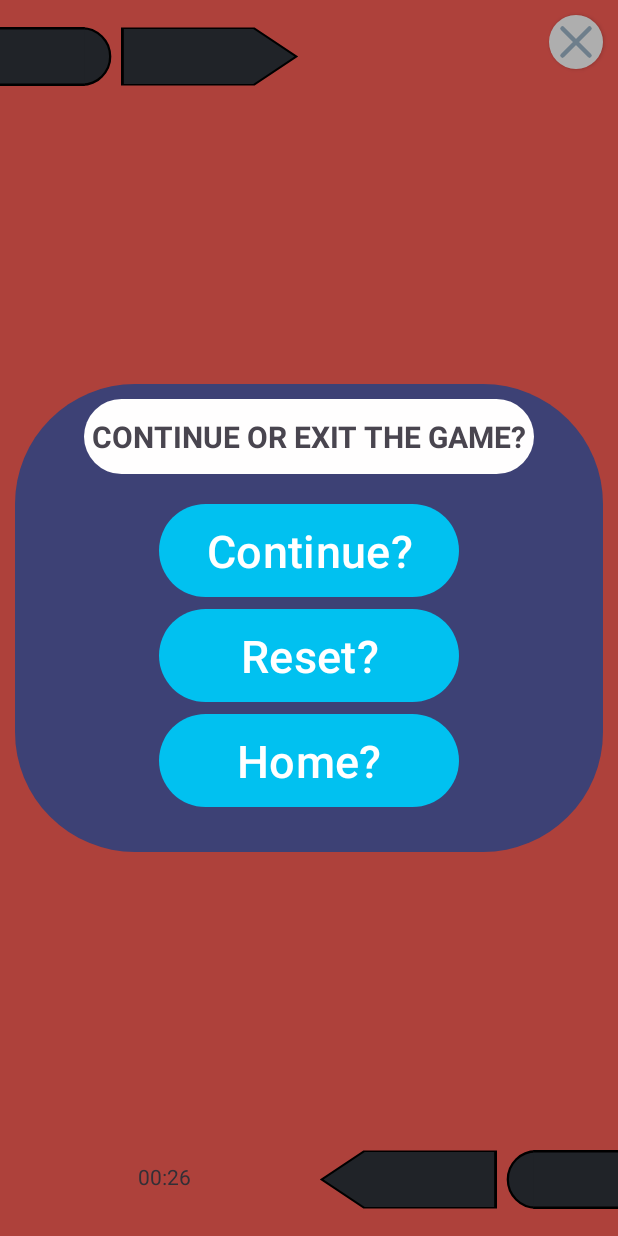
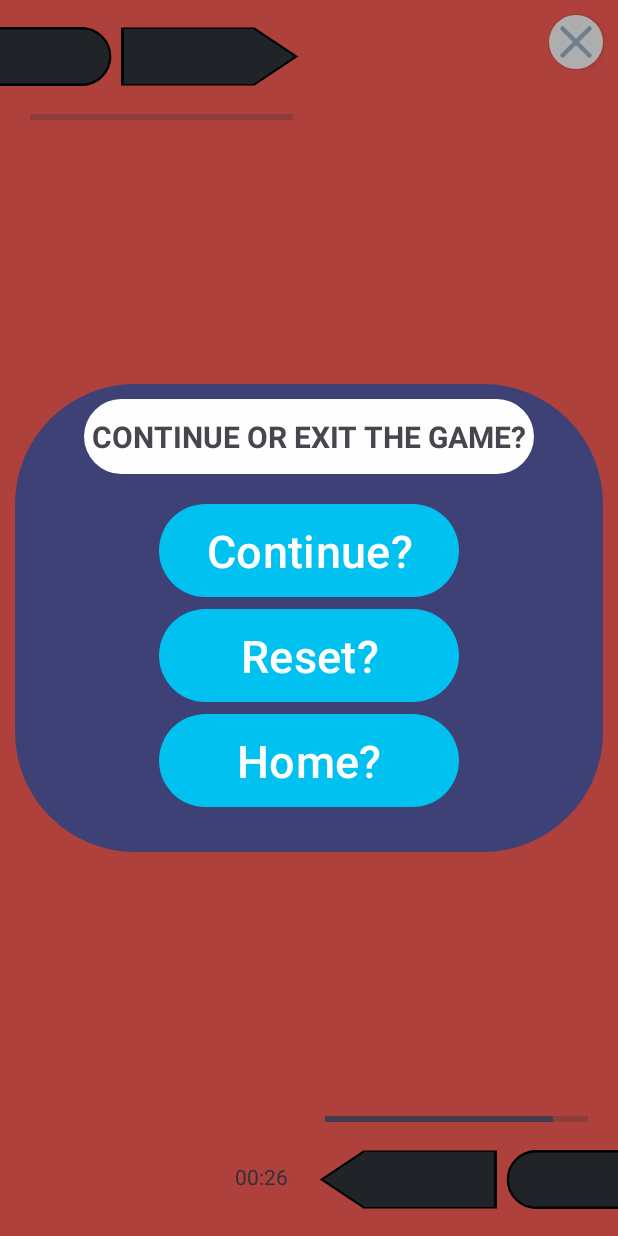
Before and after one commit to Zrini2005/Colour-Conquest, an Android app: the MainActivity3 screen opened directly, with no data from a screen before it, after a tap on an icon or button, on a phone screen of 412 x 824 dp. Run offline under Robolectric (Android 15) with nearby library versions, the phone set to English and light mode, and no system bars; 2 statements that could not run were skipped.

Commit message:
commit 2

```diff
--- a/app/src/main/java/com/example/game/MainActivity2.java
+++ b/app/src/main/java/com/example/game/MainActivity2.java
@@ -413,7 +413,7 @@ public class MainActivity2 extends AppCompatActivity {
 
         TextView textView = new TextView(this);
         RelativeLayout.LayoutParams textLayoutParams = new RelativeLayout.LayoutParams(
-                200, 200
+                200, 215
         );
         Typeface boldTypeface = Typeface.defaultFromStyle(Typeface.BOLD);
         textView.setTypeface(boldTypeface);
--- a/app/src/main/java/com/example/game/MainActivity3.java
+++ b/app/src/main/java/com/example/game/MainActivity3.java
@@ -16,6 +16,7 @@ import android.view.View;
 import android.view.ViewGroup;
 import android.widget.Button;
 import android.widget.GridLayout;
+import android.widget.ProgressBar;
 import android.widget.RelativeLayout;
 import android.widget.TextView;
 
@@ -61,6 +62,9 @@ public class MainActivity3 extends AppCompatActivity {
     private String player1name,player2name;
     private boolean player1firstturn=true;
     private boolean player2firstturn=true;
+    private ProgressBar progressBar;
+    private ProgressBar progressBar2;
+
 
     @Override
     protected void onCreate(Bundle savedInstanceState) {
@@ -82,6 +86,13 @@ public class MainActivity3 extends AppCompatActivity {
         m = Integer.parseInt(mstring);
         scores = new int[m][m];
         grid = new int[m][m];
+        progressBar=findViewById(R.id.progressBar);
+        progressBar.setMax(30);
+        progressBar2=findViewById(R.id.progressBar2);
+        progressBar2.setMax(30);
+
+
+
         AudioAttributes audioAttributes = new AudioAttributes.Builder()
                 .setUsage(AudioAttributes.USAGE_GAME)
                 .setContentType(AudioAttributes.CONTENT_TYPE_SONIFICATION)
@@ -196,7 +207,7 @@ public class MainActivity3 extends AppCompatActivity {
             ObjectAnimator YDown = ObjectAnimator.ofFloat(button, "scaleY", 1.2f, 1f);
 
             AnimatorSet animatorSet = new AnimatorSet();
-            animatorSet.playTogether(XUp,YUp, YDown, YDown);
+            animatorSet.playTogether(XUp,YUp, XDown, YDown);
             animatorSet.setDuration(200);
             animatorSet.start();
             grid[row][col] = currentPlayer;
@@ -386,6 +397,8 @@ public class MainActivity3 extends AppCompatActivity {
         outercontainer.setBackgroundResource(R.drawable.backround);
         player1firstturn=true;
         player2firstturn=true;
+        progressBar.setProgress(30);
+        progressBar2.setProgress(30);
         rotateButtons();
         for (int i = 0; i < m; i++) {
             for (int j = 0; j < m; j++) {
@@ -452,6 +465,8 @@ public class MainActivity3 extends AppCompatActivity {
                 long remainingTime = millisUntilFinished;
                 long seconds = remainingTime / 1000;
                 timerTextView.setText(String.format("%02d:%02d", seconds / 60, seconds % 60));
+                progressBar.setProgress((int) seconds);
+
             }
 
             @Override
@@ -469,6 +484,7 @@ public class MainActivity3 extends AppCompatActivity {
             pausetime=System.currentTimeMillis();
             timerPaused = true;
             timer.cancel();
+
         }
     }
 
@@ -480,6 +496,7 @@ public class MainActivity3 extends AppCompatActivity {
                 timerPaused = false;
             } else {
                 timerTextView.setText("Time's up!");
+
             }
         }
     }
@@ -492,6 +509,7 @@ public class MainActivity3 extends AppCompatActivity {
                 long remainingTime2 = millisUntilFinished;
                 long seconds = remainingTime2 / 1000;
                 timerTextView2.setText(String.format("%02d:%02d", seconds / 60, seconds % 60));
+                progressBar2.setProgress((int) seconds);
             }
 
             @Override
--- a/app/src/main/res/layout/activity_main3.xml
+++ b/app/src/main/res/layout/activity_main3.xml
@@ -92,6 +92,7 @@
         android:layout_alignParentEnd="true"
         android:layout_alignParentBottom="true"
         android:layout_marginEnd="220dp"
+        android:gravity="end"
         android:layout_marginBottom="30dp"/>
     <TextView
         android:layout_width="100dp"
@@ -101,15 +102,37 @@
         android:layout_alignParentStart="true"
         android:layout_marginStart="220dp"
         android:layout_marginTop="30dp"
+        android:gravity="end"
         android:rotationX="180"
         android:rotationY="180"/>
 
+    <ProgressBar
+        android:id="@+id/progressBar"
+        style="?android:attr/progressBarStyleHorizontal"
+        android:layout_width="175dp"
+        android:layout_height="wrap_content"
+        android:layout_alignParentEnd="true"
+        android:layout_alignParentBottom="true"
+        android:layout_marginBottom="70dp"
+        android:layout_marginEnd="20dp"
 
+        android:max="30"
+        android:progress="0"
+        />
+    <ProgressBar
+        android:id="@+id/progressBar2"
+        style="?android:attr/progressBarStyleHorizontal"
+        android:layout_width="175dp"
+        android:layout_height="wrap_content"
+        android:layout_alignParentStart="true"
+        android:layout_alignParentTop="true"
+        android:layout_marginTop="70dp"
+        android:layout_marginStart="20dp"
+        android:gravity="end"
 
-
-
-
-
+        android:max="30"
+        android:progress="0"
+        />
 
 
 </RelativeLayout>
```
Also changed, not shown: app/src/main/java/com/example/game/MainActivity5.java (+22 -0 lines), app/src/main/java/com/example/game/MainActivity6.java (+29 -0 lines), app/src/main/res/layout/activity_main5.xml (+47 -4 lines), app/src/main/res/layout/activity_main6.xml (+63 -7 lines).
